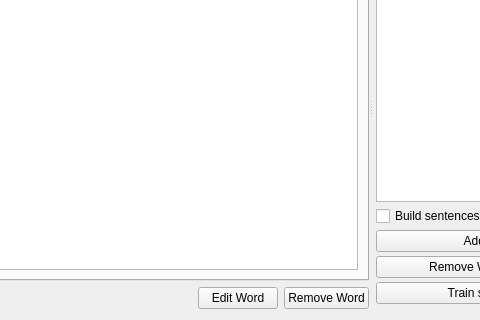
First picture: the form in simon/src/simonmodelmanagementui/vocabulary.ui, repository KDE/simon, before the edit; both pictures show x 164 to 644 and y 105 to 425 of the 807 by 425 pixel window.
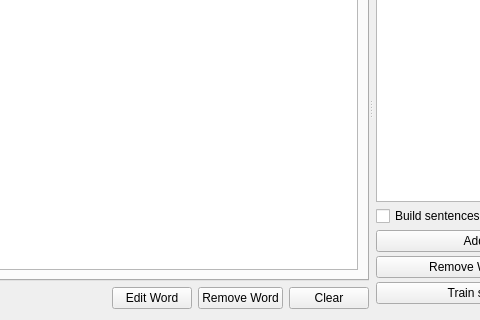
Second picture: the form after the edit. Custom widgets are drawn as their Qt base class.

Commit message: Adding clear button to vocabularyview; Working on model adaption bug;

Diff of the .ui file:
```diff
--- a/simon/src/simonmodelmanagementui/vocabulary.ui
+++ b/simon/src/simonmodelmanagementui/vocabulary.ui
@@ -178,6 +178,13 @@
            </property>
           </widget>
          </item>
+         <item>
+          <widget class="KPushButton" name="pbClear">
+           <property name="text">
+            <string>Clear</string>
+           </property>
+          </widget>
+         </item>
         </layout>
        </item>
       </layout>
```
The commit also changes 15 other files.
